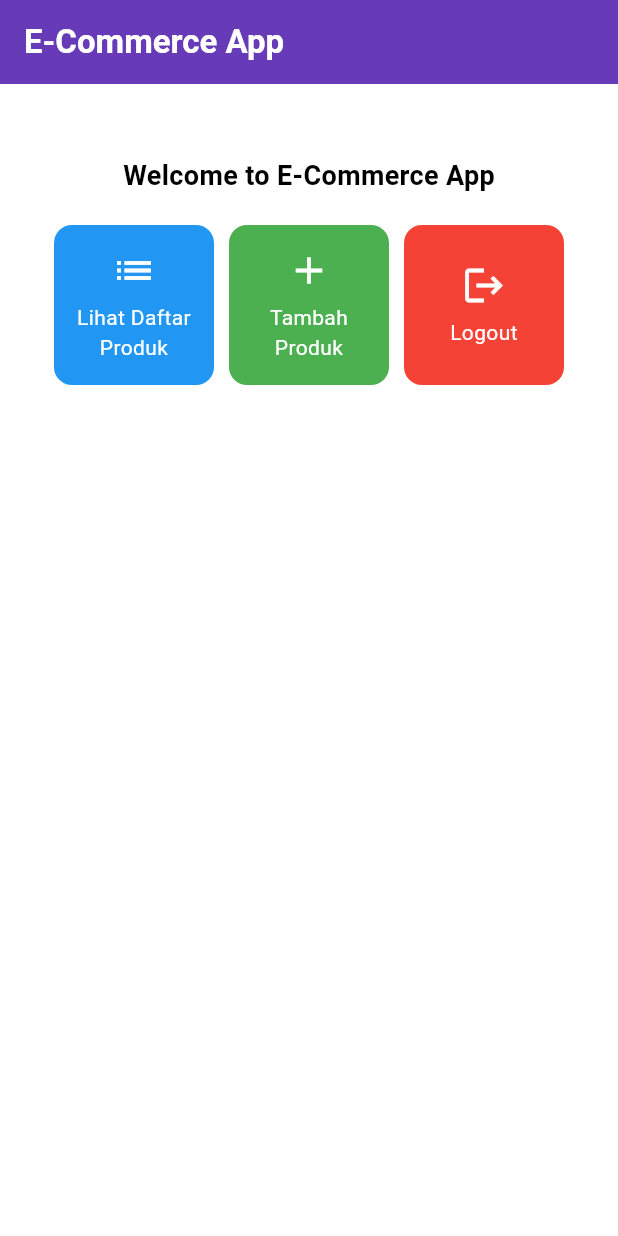
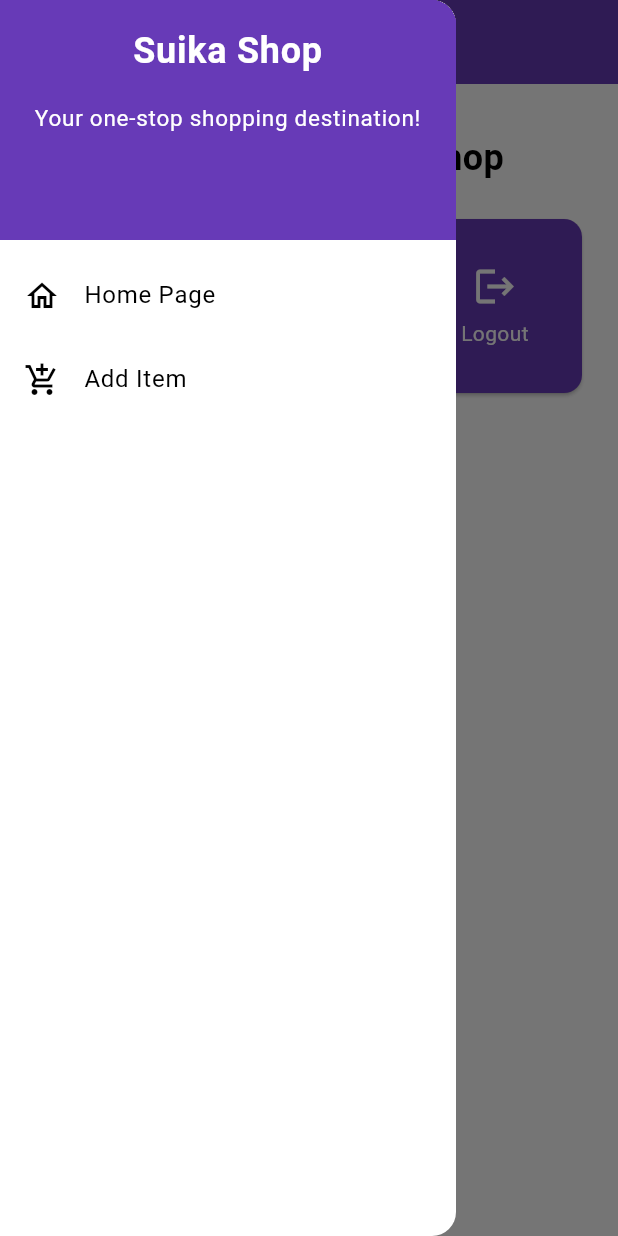
Before and after one commit to RahardiSalim/suikashopmobile, a Flutter app: the screen it shows after launch, with the side drawer open (before the commit the screen has no drawer), on a phone screen of 412 x 824 dp. Run offline on Flutter 3.47's test engine with Material 3 defaults, Android fonts, the phone set to English and light mode, and no system bars.

Commit message:
Tugas 8 (1)

```diff
--- a/lib/main.dart
+++ b/lib/main.dart
@@ -1,5 +1,5 @@
 import 'package:flutter/material.dart';
-import 'package:suikashop/menu.dart';
+import 'package:suikashop/screens/menu.dart';
 
 void main() {
   runApp(const MyApp());
@@ -12,7 +12,7 @@
   @override
   Widget build(BuildContext context) {
     return MaterialApp(
-        title: 'Flutter Demo',
+        title: 'Suika Shop',
         debugShowCheckedModeBanner: false,
         theme: ThemeData(
           // This is the theme of your application.
--- a/lib/menu.dart
+++ /dev/null
@@ -1,151 +0,0 @@
-import 'package:flutter/material.dart';
-
-void main() {
-  runApp(const MyApp());
-}
-
-class MyApp extends StatelessWidget {
-  const MyApp({super.key});
-
-  @override
-  Widget build(BuildContext context) {
-    return MaterialApp(
-      title: 'E-Commerce App',
-      debugShowCheckedModeBanner: false,
-      theme: ThemeData(
-        colorScheme: ColorScheme.fromSwatch(
-          primarySwatch: Colors.blue,
-        ).copyWith(secondary: Colors.blueAccent),
-        useMaterial3: true,
-      ),
-      home: MyHomePage(),
-    );
-  }
-}
-
-class MyHomePage extends StatelessWidget {
-
-  final List<ItemHomepage> items = [
-    ItemHomepage("Lihat Daftar Produk", Icons.list, Colors.blue),
-    ItemHomepage("Tambah Produk", Icons.add, Colors.green),
-    ItemHomepage("Logout", Icons.logout, Colors.red),
-  ];
-
-  MyHomePage({super.key});
-
-  @override
-  Widget build(BuildContext context) {
-    return Scaffold(
-      appBar: AppBar(
-        title: const Text(
-          'E-Commerce App',
-          style: TextStyle(
-            color: Colors.white,
-            fontWeight: FontWeight.bold,
-          ),
-        ),
-        backgroundColor: Theme.of(context).colorScheme.primary,
-      ),
-      body: Padding(
-        padding: const EdgeInsets.all(16.0),
-        child: Column(
-          crossAxisAlignment: CrossAxisAlignment.center,
-          children: [
-            const SizedBox(height: 16.0),
-            Center(
-              child: Column(
-                children: [
-                  const Padding(
-                    padding: EdgeInsets.only(top: 16.0),
-                    child: Text(
-                      'Welcome to E-Commerce App',
-                      style: TextStyle(
-                        fontWeight: FontWeight.bold,
-                        fontSize: 18.0,
-                      ),
-                    ),
-                  ),
-                  GridView.count(
-                    primary: true,
-                    padding: const EdgeInsets.all(20),
-                    crossAxisSpacing: 10,
-                    mainAxisSpacing: 10,
-                    crossAxisCount: 3,
-                    shrinkWrap: true,
-                    children: items.map((ItemHomepage item) {
-                      return ItemCard(item);
-                    }).toList(),
-                  ),
-                ],
-              ),
-            ),
-          ],
-        ),
-      ),
-    );
-  }
-}
-
-class ItemHomepage {
-  final String name;
-  final IconData icon;
-  final Color color;
-
-  ItemHomepage(this.name, this.icon, this.color);
-}
-
-class ItemCard extends StatelessWidget {
-  final ItemHomepage item;
-
-  const ItemCard(this.item, {super.key});
-
-  @override
-  Widget build(BuildContext context) {
-    return Material(
-      color: item.color,
-      borderRadius: BorderRadius.circular(12),
-      child: InkWell(
-        onTap: () {
-          String message;
-          switch (item.name) {
-            case "Lihat Daftar Produk":
-              message = "Kamu telah menekan tombol Lihat Daftar Produk";
-              break;
-            case "Tambah Produk":
-              message = "Kamu telah menekan tombol Tambah Produk";
-              break;
-            case "Logout":
-              message = "Kamu telah menekan tombol Logout";
-              break;
-            default:
-              message = "Button pressed";
-          }
-          ScaffoldMessenger.of(context)
-            ..hideCurrentSnackBar()
-            ..showSnackBar(SnackBar(content: Text(message)));
-        },
-        child: Container(
-          padding: const EdgeInsets.all(8),
-          child: Center(
-            child: Column(
-              mainAxisAlignment: MainAxisAlignment.center,
-              children: [
-                Icon(
-                  item.icon,
-                  color: Colors.white,
-                  size: 30.0,
-                ),
-                const Padding(padding: EdgeInsets.all(3)),
-                Text(
-                  item.name,
-                  textAlign: TextAlign.center,
-                  style: const TextStyle(color: Colors.white),
-                ),
-              ],
-            ),
-          ),
-        ),
-      ),
-    );
-  }
-}
--- /dev/null
+++ b/lib/screens/menu.dart
@@ -0,0 +1,112 @@
+import 'package:flutter/material.dart';
+import 'package:suikashop/widgets/left_drawer.dart';
+import 'package:suikashop/screens/shop_form.dart';
+
+class MyHomePage extends StatelessWidget {
+  MyHomePage({super.key});
+
+  final List<ShopItem> items = [
+    ShopItem("View Products", Icons.checklist),
+    ShopItem("Add Product", Icons.add_shopping_cart),
+    ShopItem("Logout", Icons.logout),
+  ];
+
+  @override
+  Widget build(BuildContext context) {
+    return Scaffold(
+      appBar: AppBar(
+        title: const Text(
+          'Suika Shop',
+          style: TextStyle(
+            color: Colors.white,
+            fontWeight: FontWeight.bold,
+          ),
+        ),
+        backgroundColor: Theme.of(context).colorScheme.primary,
+        foregroundColor: Colors.white,
+      ),
+      drawer: const LeftDrawer(),
+      body: SingleChildScrollView(
+        child: Padding(
+          padding: const EdgeInsets.all(16.0),
+          child: Column(
+            children: [
+              const Padding(
+                padding: EdgeInsets.only(top: 16.0, bottom: 16.0),
+                child: Text(
+                  'Welcome to Suika Shop',
+                  style: TextStyle(
+                    fontSize: 24,
+                    fontWeight: FontWeight.bold,
+                  ),
+                ),
+              ),
+              GridView.count(
+                crossAxisCount: 3,
+                shrinkWrap: true,
+                padding: const EdgeInsets.all(4.0),
+                children: items.map((ShopItem item) {
+                  return ShopCard(item);
+                }).toList(),
+              ),
+            ],
+          ),
+        ),
+      ),
+    );
+  }
+}
+
+class ShopItem {
+  final String name;
+  final IconData icon;
+
+  ShopItem(this.name, this.icon);
+}
+
+class ShopCard extends StatelessWidget {
+  final ShopItem item;
+
+  const ShopCard(this.item, {super.key});
+
+  @override
+  Widget build(BuildContext context) {
+    return Card(
+      color: Theme.of(context).colorScheme.primary,
+      child: InkWell(
+        onTap: () {
+          ScaffoldMessenger.of(context)
+            ..hideCurrentSnackBar()
+            ..showSnackBar(SnackBar(
+                content: Text("You pressed the ${item.name} button!")));
+
+          if (item.name == "Add Product") {
+            Navigator.push(context,
+                MaterialPageRoute(builder: (context) => const ShopFormPage()));
+          }
+        },
+        child: Container(
+          padding: const EdgeInsets.all(8),
+          child: Center(
+            child: Column(
+              mainAxisAlignment: MainAxisAlignment.center,
+              children: [
+                Icon(
+                  item.icon,
+                  color: Colors.white,
+                  size: 30.0,
+                ),
+                const Padding(padding: EdgeInsets.all(3)),
+                Text(
+                  item.name,
+                  textAlign: TextAlign.center,
+                  style: const TextStyle(color: Colors.white),
+                ),
+              ],
+            ),
+          ),
+        ),
+      ),
+    );
+  }
+}
--- /dev/null
+++ b/lib/widgets/left_drawer.dart
@@ -0,0 +1,67 @@
+import 'package:flutter/material.dart';
+import 'package:suikashop/screens/menu.dart';
+import 'package:suikashop/screens/shop_form.dart';
+
+class LeftDrawer extends StatelessWidget {
+  const LeftDrawer({super.key});
+
+  @override
+  Widget build(BuildContext context) {
+    return Drawer(
+      child: ListView(
+        children: [
+          DrawerHeader(
+            decoration: BoxDecoration(
+              color: Theme.of(context).colorScheme.primary,
+            ),
+            child: const Column(
+              children: [
+                Text(
+                  'Suika Shop',
+                  textAlign: TextAlign.center,
+                  style: TextStyle(
+                    fontSize: 24,
+                    fontWeight: FontWeight.bold,
+                    color: Colors.white,
+                  ),
+                ),
+                Padding(padding: EdgeInsets.all(8)),
+                Text(
+                  "Your one-stop shopping destination!",
+                  style: TextStyle(
+                    fontSize: 15,
+                    color: Colors.white,
+                    fontWeight: FontWeight.normal,
+                  ),
+                  textAlign: TextAlign.center,
+                ),
+              ],
+            ),
+          ),
+          ListTile(
+            leading: const Icon(Icons.home_outlined),
+            title: const Text('Home Page'),
+            onTap: () {
+              Navigator.pushReplacement(
+                  context,
+                  MaterialPageRoute(
+                    builder: (context) => MyHomePage(),
+                  ));
+            },
+          ),
+          ListTile(
+            leading: const Icon(Icons.add_shopping_cart),
+            title: const Text('Add Item'),
+            onTap: () {
+              Navigator.pushReplacement(
+                  context,
+                  MaterialPageRoute(
+                    builder: (context) => const ShopFormPage(),
+                  ));
+            },
+          ),
+        ],
+      ),
+    );
+  }
+}
```
Also changed, not shown: lib/screens/shop_form.dart (added, +168 -0 lines), 1 other file.
